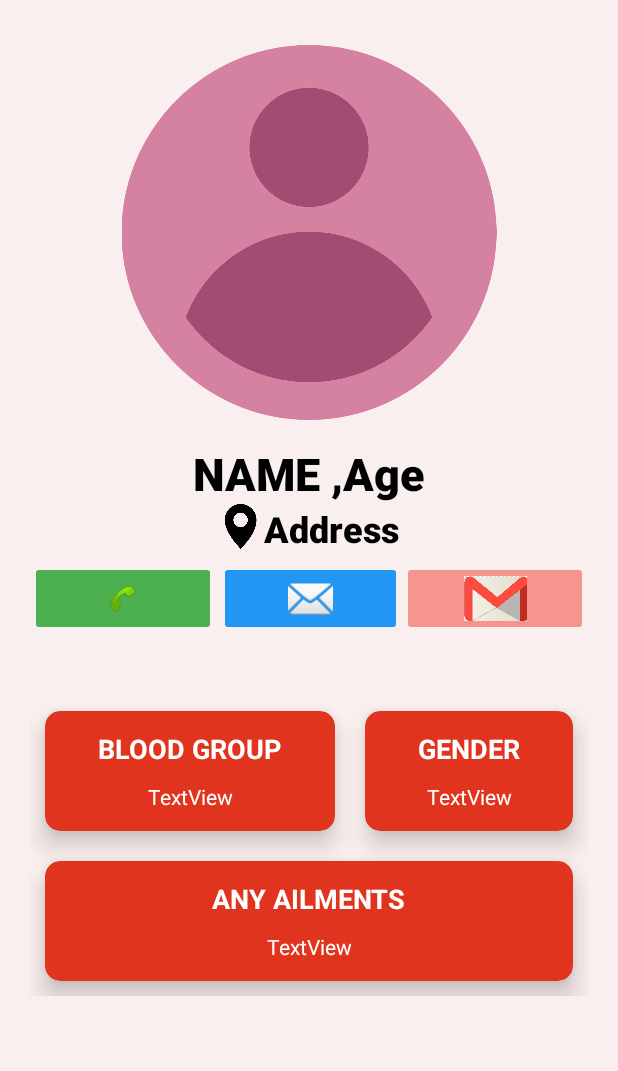
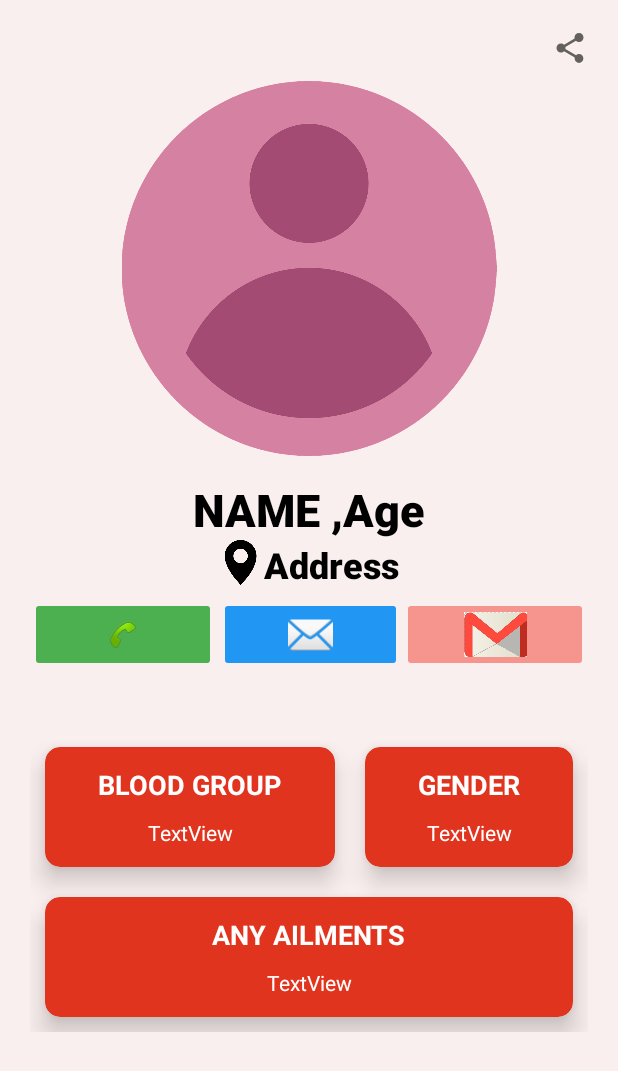
Before and after one commit to khushishetty/BloodPlasmaBankApp, an Android app: the DetailedBloodDonorActivity screen opened directly, with no data from a screen before it, on a phone screen of 412 x 824 dp. Shown: the top 1071 px of the screen. Run offline under Robolectric (Android 15) with nearby library versions, the phone set to English and light mode, and no system bars.

Commit message:
Version4

```diff
--- a/app/src/main/res/layout/activity_detailed_blood_donor.xml
+++ b/app/src/main/res/layout/activity_detailed_blood_donor.xml
@@ -8,6 +8,14 @@
     android:orientation="vertical"
     android:padding="20dp"
     tools:context=".DetailedBloodDonorActivity">
+
+    <ImageView
+        android:id="@+id/share_4"
+        android:layout_width="wrap_content"
+        android:layout_height="wrap_content"
+        android:layout_gravity="right"
+        android:foregroundGravity="right"
+        app:srcCompat="@drawable/ic_baseline_share_24" />
 
     <ImageView
         android:id="@+id/imageView2"
```
Also changed, not shown: app/src/main/java/com/example/bloodplasmabankapp/DetailedBloodDonorActivity.java (+27 -1 lines), app/src/main/java/com/example/bloodplasmabankapp/RequestRegisterActivity.java (+7 -0 lines).
